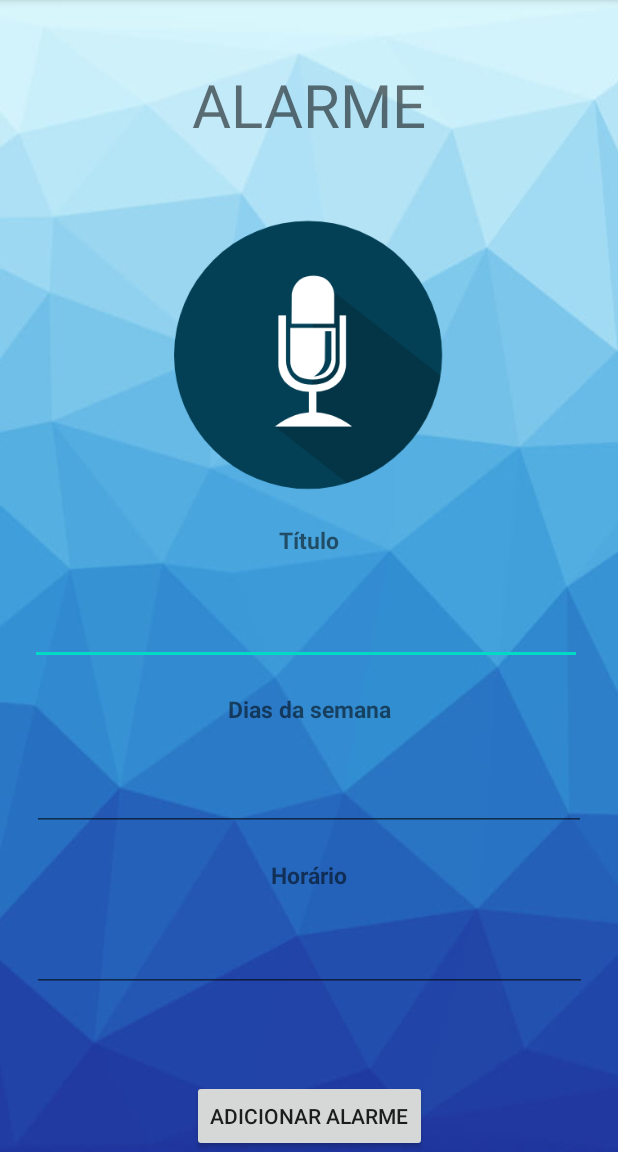
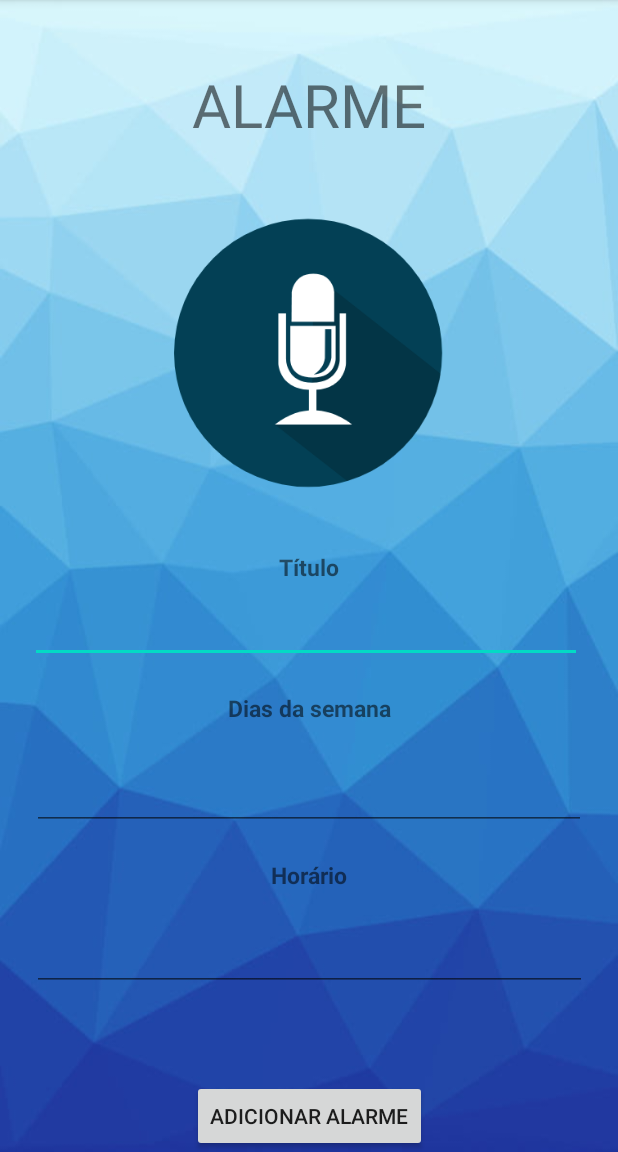
Before and after one commit to Gil-cos/Projeto_Integrador_1-Sem2020, an Android app: the Alarme screen opened directly, with no data from a screen before it, on a phone screen of 412 x 824 dp, the part 84-1236 px from its top. Run offline under Robolectric (Android 15) with nearby library versions, the light colour scheme and no system bars.

Commit message:
Alteração

```diff
--- a/AssistenteVirtualIdosos/app/src/main/res/layout/activity_alarme.xml
+++ b/AssistenteVirtualIdosos/app/src/main/res/layout/activity_alarme.xml
@@ -6,9 +6,8 @@
     android:layout_height="match_parent"
     android:background="@drawable/background">
 
-
     <ImageView
-        android:id="@+id/imageView"
+        android:id="@+id/microphone"
         android:layout_width="189dp"
         android:layout_height="188dp"
         android:contentDescription="@string/todo"
@@ -16,7 +15,7 @@
         app:layout_constraintEnd_toEndOf="parent"
         app:layout_constraintStart_toStartOf="parent"
         app:layout_constraintTop_toTopOf="parent"
-        app:layout_constraintVertical_bias="0.246"
+        app:layout_constraintVertical_bias="0.244"
         app:srcCompat="@drawable/ic_microphone"
         tools:ignore="VectorDrawableCompat" />
 
@@ -40,7 +39,7 @@
         app:layout_constraintBottom_toBottomOf="parent"
         app:layout_constraintEnd_toEndOf="parent"
         app:layout_constraintStart_toStartOf="parent"
-        app:layout_constraintTop_toBottomOf="@+id/imageView"
+        app:layout_constraintTop_toBottomOf="@+id/microphone"
         app:layout_constraintVertical_bias="1.0" />
 
     <EditText
@@ -53,7 +52,7 @@
         app:layout_constraintEnd_toEndOf="parent"
         app:layout_constraintHorizontal_bias="0.461"
         app:layout_constraintStart_toStartOf="parent"
-        app:layout_constraintTop_toBottomOf="@+id/imageView" />
+        app:layout_constraintTop_toBottomOf="@+id/microphone" />
 
     <EditText
         android:id="@+id/editText10"
```
Also changed, not shown: AssistenteVirtualIdosos/app/src/main/java/com/example/assistentevirtual_idosos/Alarme.java (+34 -5 lines).
